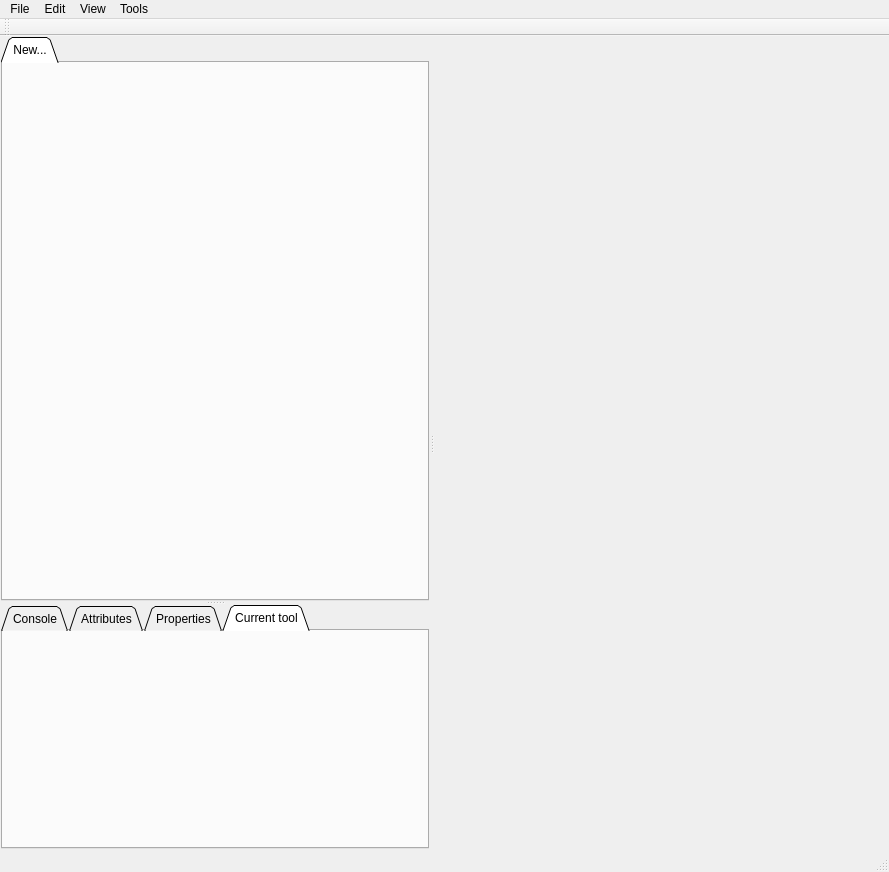
This is rockete.ui in harmy/Rockete as Qt 5 draws it before an edit. The edited form follows.
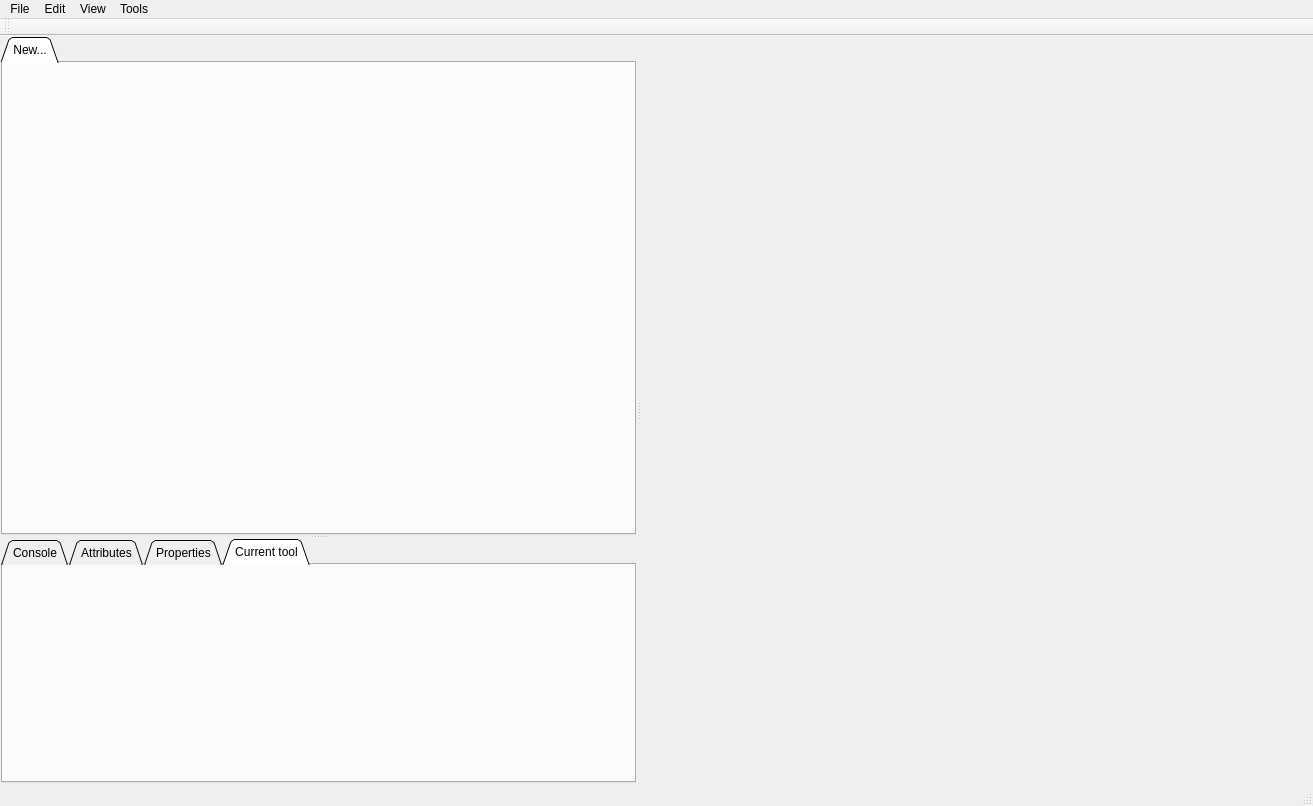
This is the edited form. Icons and pictures are not drawn. Custom widgets are drawn as their Qt base class.

The edit to the form file:
```diff
--- a/rockete.ui
+++ b/rockete.ui
@@ -6,8 +6,8 @@
    <rect>
     <x>0</x>
     <y>0</y>
-    <width>889</width>
-    <height>872</height>
+    <width>1313</width>
+    <height>806</height>
    </rect>
   </property>
   <property name="windowTitle">
@@ -147,7 +147,7 @@
     <rect>
      <x>0</x>
      <y>0</y>
-     <width>889</width>
+     <width>1313</width>
      <height>18</height>
     </rect>
    </property>
```
